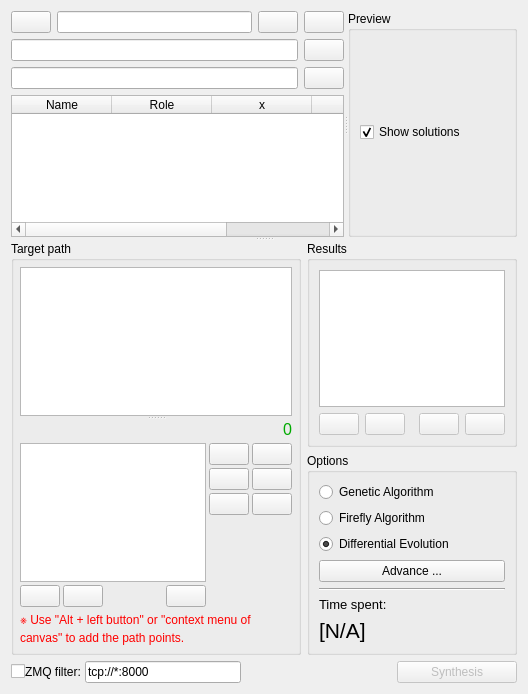
Above: core/synthesis/DimensionalSynthesis/Algorithm.ui from KmolYuan/Pyslvs-UI before the change. Below: the same form after it.
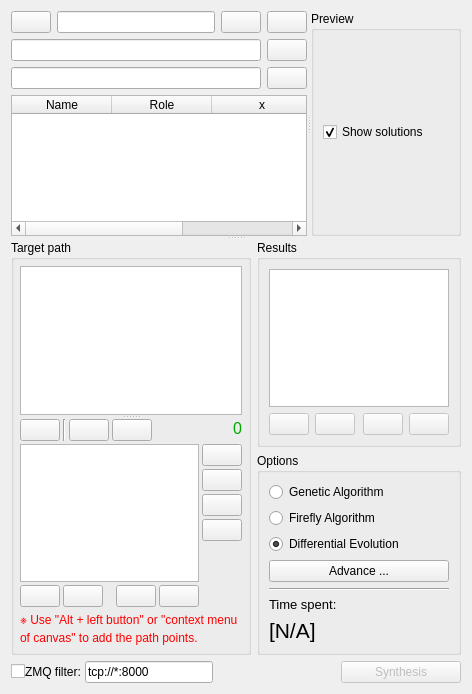
That is the form after the change. Icons and pictures are not drawn.

Commit message: Add copy and paste button for target path list instead of context menu.

Patch:
```diff
--- a/core/synthesis/DimensionalSynthesis/Algorithm.ui
+++ b/core/synthesis/DimensionalSynthesis/Algorithm.ui
@@ -6,7 +6,7 @@
    <rect>
     <x>0</x>
     <y>0</y>
-    <width>528</width>
+    <width>472</width>
     <height>694</height>
    </rect>
   </property>
@@ -205,6 +205,43 @@
               </property>
               <item>
                <layout class="QHBoxLayout" name="horizontalLayout_2">
+                <item>
+                 <widget class="QPushButton" name="path_clear">
+                  <property name="statusTip">
+                   <string>Clear all points.</string>
+                  </property>
+                  <property name="icon">
+                   <iconset resource="../../../icons.qrc">
+                    <normaloff>:/icons/delete.png</normaloff>:/icons/delete.png</iconset>
+                  </property>
+                  <property name="autoDefault">
+                   <bool>false</bool>
+                  </property>
+                 </widget>
+                </item>
+                <item>
+                 <widget class="Line" name="line">
+                  <property name="orientation">
+                   <enum>Qt::Vertical</enum>
+                  </property>
+                 </widget>
+                </item>
+                <item>
+                 <widget class="QPushButton" name="path_copy">
+                  <property name="icon">
+                   <iconset resource="../../../icons.qrc">
+                    <normaloff>:/icons/copy.png</normaloff>:/icons/copy.png</iconset>
+                  </property>
+                 </widget>
+                </item>
+                <item>
+                 <widget class="QPushButton" name="path_paste">
+                  <property name="icon">
+                   <iconset resource="../../../icons.qrc">
+                    <normaloff>:/icons/paste.png</normaloff>:/icons/paste.png</iconset>
+                  </property>
+                 </widget>
+                </item>
                 <item>
                  <spacer name="horizontalSpacer_7">
                   <property name="orientation">
@@ -285,12 +322,23 @@
                       </property>
                      </widget>
                     </item>
+                    <item>
+                     <widget class="QPushButton" name="close_path">
+                      <property name="statusTip">
+                       <string>Close the path.</string>
+                      </property>
+                      <property name="icon">
+                       <iconset resource="../../../icons.qrc">
+                        <normaloff>:/icons/freemove_off.png</normaloff>:/icons/freemove_off.png</iconset>
+                      </property>
+                     </widget>
+                    </item>
                    </layout>
                   </item>
                  </layout>
                 </item>
                 <item>
-                 <layout class="QVBoxLayout" name="verticalLayout_7">
+                 <layout class="QVBoxLayout" name="verticalLayout_3">
                   <item>
                    <widget class="QPushButton" name="pathAdjust">
                     <property name="statusTip">
@@ -302,48 +350,6 @@
                     </property>
                    </widget>
                   </item>
-                  <item>
-                   <widget class="QPushButton" name="path_clear">
-                    <property name="statusTip">
-                     <string>Clear all points.</string>
-                    </property>
-                    <property name="icon">
-                     <iconset resource="../../../icons.qrc">
-                      <normaloff>:/icons/delete.png</normaloff>:/icons/delete.png</iconset>
-                    </property>
-                    <property name="autoDefault">
-                     <bool>false</bool>
-                    </property>
-                   </widget>
-                  </item>
-                  <item>
-                   <widget class="QPushButton" name="close_path">
-                    <property name="statusTip">
-                     <string>Close the path.</string>
-                    </property>
-                    <property name="icon">
-                     <iconset resource="../../../icons.qrc">
-                      <normaloff>:/icons/freemove_off.png</normaloff>:/icons/freemove_off.png</iconset>
-                    </property>
-                   </widget>
-                  </item>
-                  <item>
-                   <spacer name="verticalSpacer">
-                    <property name="orientation">
-                     <enum>Qt::Vertical</enum>
-                    </property>
-                    <property name="sizeHint" stdset="0">
-                     <size>
-                      <width>20</width>
-                      <height>40</height>
-                     </size>
-                    </property>
-                   </spacer>
-                  </item>
-                 </layout>
-                </item>
-                <item>
-                 <layout class="QVBoxLayout" name="verticalLayout_3">
                   <item>
                    <widget class="QPushButton" name="importXLSX">
                     <property name="toolTip">
```
The commit also changes 15 other files.
